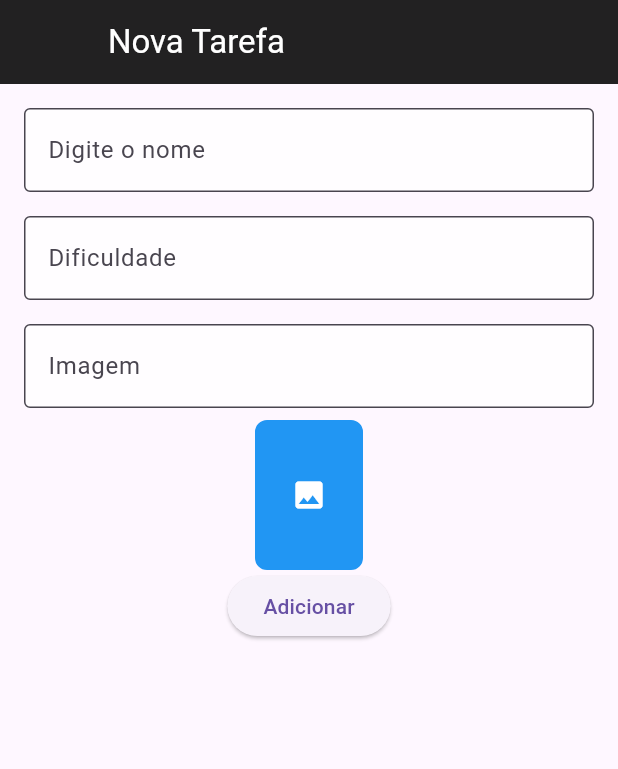
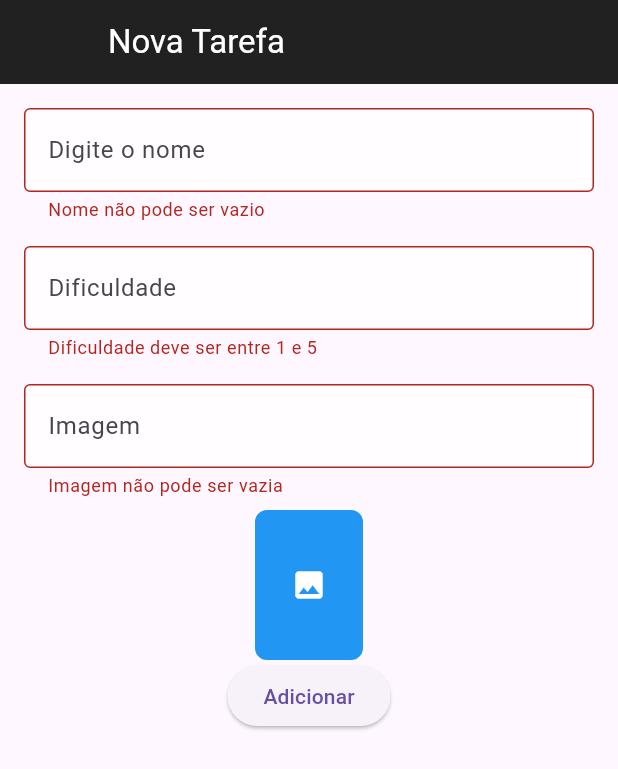
Before and after one commit to pabloalves01/flutter-studing, a Flutter app: the screen it shows after launch, after a tap on "Adicionar", on a phone screen of 412 x 824 dp. Shown: the top 769 px of the screen. Run offline on Flutter 3.47's test engine with Material 3 defaults, Android fonts, the phone set to English and light mode, and no system bars; missing offline and left inert: dart:ffi.

Commit message:
feat: validando dados dos TextFormField com o Form pai, atravez do estado do Form e usando validate

```diff
--- a/lib/screens/form_screen.dart
+++ b/lib/screens/form_screen.dart
@@ -1,3 +1,5 @@
+import 'dart:ffi';
+
 import 'package:flutter/material.dart';
 import 'package:flutter/services.dart';
 
@@ -13,16 +15,25 @@ class _FormScreenState extends State<FormScreen> {
   TextEditingController difficultyController = TextEditingController();
   TextEditingController imageController = TextEditingController();
 
+  // fica de olho quando as informacoes (validacoes) sao preenchidas atravez do formstate do formulario que envolve os textformfield
+  final _formKey = GlobalKey<FormState>();
+
   @override
   Widget build(BuildContext context) {
-    return Scaffold(
+    return Form(
+      key: _formKey,
+      child: Scaffold(
         appBar: AppBar(
           leading: Container(),
-        title: const Text('Nova Tarefa', style: TextStyle(color: Colors.white)),
+          title: const Text(
+            'Nova Tarefa',
+            style: TextStyle(color: Colors.white),
+          ),
           backgroundColor: Colors.black87,
         ),
         body: Padding(
           padding: EdgeInsets.all(8),
+          child: SingleChildScrollView(
             child: Container(
               // height: 650,
               // width: 375,
@@ -32,11 +43,20 @@ class _FormScreenState extends State<FormScreen> {
               //   border: Border.all(width: 1, color: Colors.black26),
               // ),
               child: Column(
+                mainAxisAlignment: MainAxisAlignment.spaceEvenly,
+                crossAxisAlignment: CrossAxisAlignment.center,
                 children: [
                   Padding(
                     padding: EdgeInsets.all(8),
                     child: TextFormField(
                       controller: nameController,
+                      validator: (String? value) {
+                        if (value == null || value.isEmpty) {
+                          return 'Nome não pode ser vazio';
+                        }
+                        return null;
+                      },
+                      keyboardType: TextInputType.text,
                       decoration: InputDecoration(
                         border: OutlineInputBorder(),
                         hintText: 'Digite o nome',
@@ -49,6 +69,14 @@ class _FormScreenState extends State<FormScreen> {
                     padding: EdgeInsets.all(8),
                     child: TextFormField(
                       controller: difficultyController,
+                      validator: (value) {
+                        if (value!.isEmpty ||
+                            int.parse(value) < 1 ||
+                            int.parse(value) > 5) {
+                          return 'Dificuldade deve ser entre 1 e 5';
+                        }
+                        return null;
+                      },
                       keyboardType: TextInputType.number,
                       inputFormatters: [FilteringTextInputFormatter.digitsOnly],
                       decoration: InputDecoration(
@@ -63,9 +91,17 @@ class _FormScreenState extends State<FormScreen> {
                     padding: EdgeInsets.all(8),
                     child: TextFormField(
                       onChanged: (text) {
-                    setState(() {}); // Necessário apenas aqui para atualizar preview da imagem
+                        setState(
+                          () {},
+                        ); // Necessário apenas aqui para atualizar preview da imagem
                       },
                       controller: imageController,
+                      validator: (value) {
+                        if (value!.isEmpty) {
+                          return 'Imagem não pode ser vazia';
+                        }
+                        return null;
+                      },
                       keyboardType: TextInputType.url,
                       decoration: InputDecoration(
                         border: OutlineInputBorder(),
@@ -75,6 +111,7 @@ class _FormScreenState extends State<FormScreen> {
                       ),
                     ),
                   ),
+
                   Container(
                     height: 100,
                     width: 72,
@@ -89,29 +126,42 @@ class _FormScreenState extends State<FormScreen> {
                           ? Image.network(
                               imageController.text,
                               fit: BoxFit.cover,
-                          errorBuilder: (context, error, stackTrace) {
-                            return Icon(Icons.error, color: Colors.white);
-                          },
-                          loadingBuilder: (context, child, loadingProgress) {
-                            if (loadingProgress == null) return child;
-                            return Center(
-                              child: CircularProgressIndicator(
-                                value: loadingProgress.expectedTotalBytes != null
-                                    ? loadingProgress.cumulativeBytesLoaded /
-                                        loadingProgress.expectedTotalBytes!
-                                    : null,
-                              ),
+                              errorBuilder:
+                                  (
+                                    BuildContext context,
+                                    Object expection,
+                                    StackTrace? stackTrace,
+                                  ) {
+                                    return Icon(
+                                      Icons.error,
+                                      color: Colors.white,
                                     );
                                   },
+                              // errorBuilder: (context, error, stackTrace) {
+                              //   return Icon(Icons.error, color: Colors.white);
+                              // },
+                              // loadingBuilder: (context, child, loadingProgress) {
+                              //   if (loadingProgress == null) return child;
+                              //   return Center(
+                              //     child: CircularProgressIndicator(
+                              //       value: loadingProgress.expectedTotalBytes != null
+                              //           ? loadingProgress.cumulativeBytesLoaded /
+                              //               loadingProgress.expectedTotalBytes!
+                              //           : null,
+                              //     ),
+                              //   );
+                              // },
                             )
                           : Icon(Icons.image, color: Colors.white),
                     ),
                   ),
                   ElevatedButton(
                     onPressed: () {
-                  print(nameController.text);
-                  print(int.parse(difficultyController.text));
-                  print(imageController.text);
+                      if (_formKey.currentState!.validate()) {
+                        // fica de olho no estado do formulario para verificar se o formulario foi validado,
+                        //pq conforme eu preencho os campos o estado muda e o validate verifica se o formulario foi validado
+                        print('Formulario validado');
+                      }
                     },
                     child: Text('Adicionar'),
                   ),
@@ -119,6 +169,8 @@ class _FormScreenState extends State<FormScreen> {
               ),
             ),
           ),
+        ),
+      ),
     );
   }
 }
```
Lines whose indentation alone changed are shown as unchanged.
